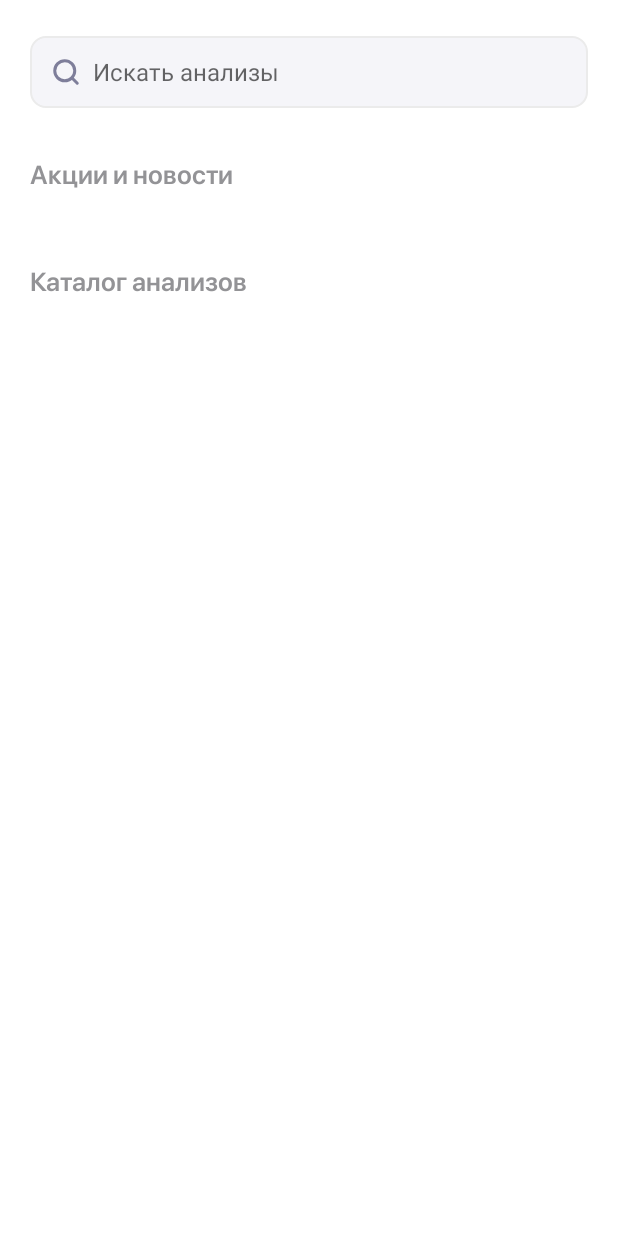
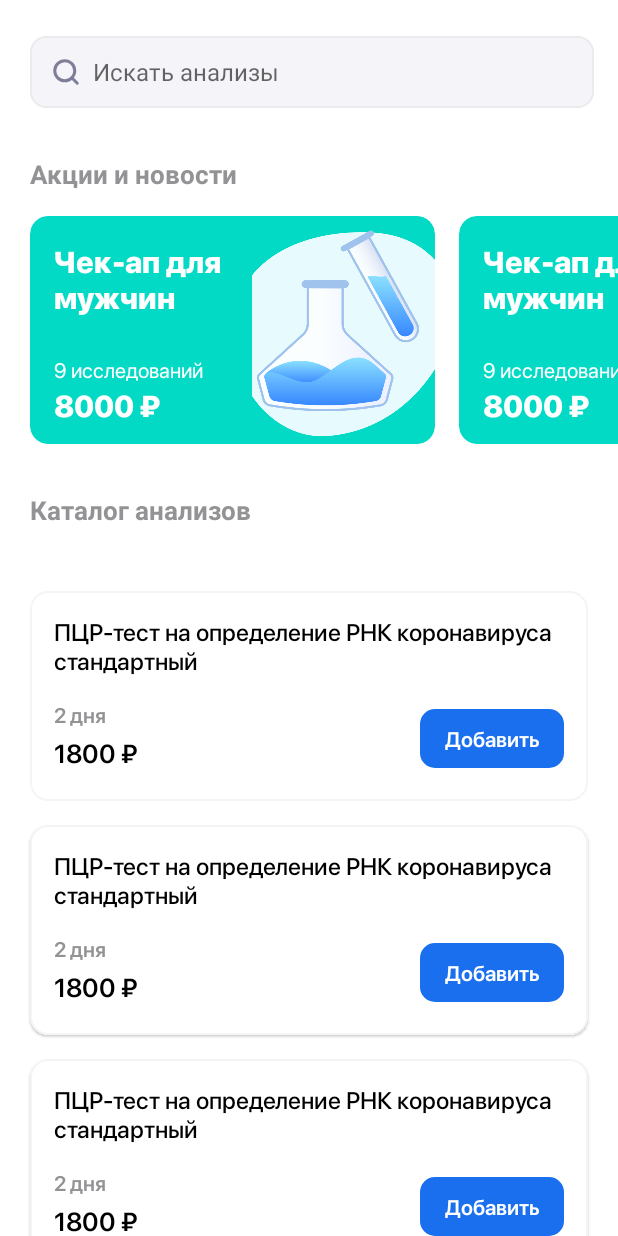
Before and after one commit to ArtemMobile/SmartLab, an Android app: the layout fragment_analyzes.xml on its own in the app's theme, with its tools: preview values and no code run, on a phone screen of 412 x 824 dp. Run offline under Robolectric (Android 15) with nearby library versions, the light colour scheme and no system bars; network calls fail.

Commit message:
profile photo api interaction added, scollview added on analyzes screen

```diff
--- a/app/src/main/AndroidManifest.xml
+++ b/app/src/main/AndroidManifest.xml
@@ -31,6 +31,7 @@
         </activity>
         <activity
             android:name=".view.activities.MainActivity"
+            android:windowSoftInputMode="adjustNothing"
             android:exported="true">
         </activity>
     </application>
--- a/app/src/main/java/com/example/smartlab/view/adapters/CatalogAdapter.kt
+++ b/app/src/main/java/com/example/smartlab/view/adapters/CatalogAdapter.kt
@@ -34,7 +34,7 @@ class CatalogAdapter(
         }
         if (position == catalog.lastIndex) {
             holder.binding.catalogItemRoot.updateLayoutParams<RecyclerView.LayoutParams> {
-                setMargins(context.dpToPx(20), context.dpToPx(20), context.dpToPx(20), context.dpToPx(20))
+                setMargins(context.dpToPx(10), context.dpToPx(20), 0, context.dpToPx(20))
             }
         }
     }
--- a/app/src/main/java/com/example/smartlab/view/fragments/LoginFragment.kt
+++ b/app/src/main/java/com/example/smartlab/view/fragments/LoginFragment.kt
@@ -2,6 +2,7 @@ package com.example.smartlab.view.fragments
 
 import android.os.Bundle
 import android.util.Log
+import android.util.Patterns
 import android.view.LayoutInflater
 import android.view.View
 import android.view.ViewGroup
--- a/app/src/main/res/layout/catalog_item_card.xml
+++ b/app/src/main/res/layout/catalog_item_card.xml
@@ -5,7 +5,7 @@
     android:layout_width="match_parent"
     android:layout_height="wrap_content"
     app:cardCornerRadius="12dp"
-    android:layout_marginHorizontal="20dp"
+    android:layout_marginHorizontal="10dp"
     app:strokeColor="#F4F4F4"
     app:strokeWidth="1dp"
     android:layout_marginTop="16dp"
--- a/app/src/main/res/layout/fragment_analyzes.xml
+++ b/app/src/main/res/layout/fragment_analyzes.xml
@@ -1,18 +1,34 @@
 <?xml version="1.0" encoding="utf-8"?>
-<LinearLayout xmlns:android="http://schemas.android.com/apk/res/android"
+<androidx.swiperefreshlayout.widget.SwipeRefreshLayout xmlns:android="http://schemas.android.com/apk/res/android"
     xmlns:app="http://schemas.android.com/apk/res-auto"
     xmlns:tools="http://schemas.android.com/tools"
     android:layout_width="match_parent"
-    android:layout_height="match_parent"
-    android:orientation="vertical">
+    android:overScrollMode="never"
+    android:layout_height="wrap_content">
+
+    <androidx.core.widget.NestedScrollView
+        android:layout_width="match_parent"
+        android:overScrollMode="never"
+        android:layout_height="wrap_content">
+
+        <FrameLayout
+            android:layout_width="match_parent"
+            android:layout_height="match_parent">
+
+            <LinearLayout
+                android:layout_width="match_parent"
+                android:layout_height="wrap_content"
+                android:layout_marginTop="24dp"
+                android:gravity="center_vertical"
+                android:orientation="horizontal">
 
                 <EditText
                     android:id="@+id/etSearch"
-        android:layout_width="match_parent"
+                    android:layout_width="0dp"
                     android:layout_height="48dp"
-        android:layout_marginHorizontal="20dp"
-        android:layout_marginTop="24dp"
-        android:layout_marginBottom="32dp"
+                    android:layout_marginStart="20dp"
+                    android:layout_marginEnd="16dp"
+                    android:layout_weight="1"
                     android:background="@drawable/single_digit_editor"
                     android:drawableStart="@drawable/search_ic"
                     android:drawablePadding="8dp"
@@ -21,29 +37,30 @@
                     android:textSize="16sp"
                     tools:ignore="RtlSymmetry" />
 
-    <androidx.core.widget.NestedScrollView
-        android:id="@+id/scrollView"
-        android:layout_width="match_parent"
-        android:layout_height="match_parent"
-        android:fillViewport="true"
-        android:overScrollMode="never">
+                <TextView
+                    android:id="@+id/tvCancel"
+                    android:layout_width="wrap_content"
+                    android:layout_height="wrap_content"
+                    android:layout_marginEnd="20dp"
+                    android:text="Отменить"
+                    android:textColor="@color/blue_button"
+                    android:textSize="15sp"
+                    android:visibility="gone" />
+
+            </LinearLayout>
 
             <LinearLayout
                 android:layout_width="match_parent"
                 android:layout_height="match_parent"
-            android:orientation="vertical">
-
-            <LinearLayout
-                android:id="@+id/hideableLayout"
-                android:layout_width="match_parent"
-                android:layout_height="wrap_content"
+                android:id="@+id/mainContainer"
+                android:layout_marginTop="104dp"
                 android:orientation="vertical">
 
                 <TextView
+                    android:id="@+id/tvNews"
                     android:layout_width="wrap_content"
                     android:layout_height="wrap_content"
                     android:layout_marginHorizontal="20dp"
-                    android:fontFamily="@font/sf_pro_semi"
                     android:text="Акции и новости"
                     android:textColor="#939396"
                     android:textSize="17sp"
@@ -53,36 +70,35 @@
                     android:id="@+id/rvNews"
                     android:layout_width="match_parent"
                     android:layout_height="wrap_content"
-                    app:layoutManager="androidx.recyclerview.widget.LinearLayoutManager"
                     android:layout_marginTop="16dp"
+                    android:overScrollMode="never"
                     android:clipToPadding="false"
                     android:orientation="horizontal"
-                    android:overScrollMode="never"
-                    android:paddingHorizontal="20dp" />
+                    android:paddingHorizontal="20dp"
+                    app:layoutManager="androidx.recyclerview.widget.LinearLayoutManager"
+                    tools:listitem="@layout/news_item_card" />
 
                 <TextView
                     android:layout_width="wrap_content"
                     android:layout_height="wrap_content"
                     android:layout_marginHorizontal="20dp"
                     android:layout_marginTop="32dp"
-                    android:fontFamily="@font/sf_pro_semi"
                     android:text="Каталог анализов"
                     android:textColor="#939396"
                     android:textSize="17sp"
                     android:textStyle="bold" />
-            </LinearLayout>
 
                 <HorizontalScrollView
                     android:layout_width="match_parent"
                     android:layout_height="wrap_content"
+                    android:overScrollMode="never"
                     android:scrollbars="none">
 
                     <com.google.android.material.chip.ChipGroup
                         android:id="@+id/chipGroup"
-                    android:layout_width="wrap_content"
+                        android:layout_width="match_parent"
                         android:layout_height="wrap_content"
                         android:layout_marginTop="16dp"
-                    android:overScrollMode="never"
                         android:paddingHorizontal="20dp"
                         app:chipSpacingHorizontal="16dp"
                         app:singleLine="true"
@@ -93,11 +109,13 @@
                     android:id="@+id/rvCatalog"
                     android:layout_width="match_parent"
                     android:layout_height="wrap_content"
+                    android:overScrollMode="never"
+                    android:layout_marginHorizontal="10dp"
+                    android:layout_marginTop="10dp"
                     app:layoutManager="androidx.recyclerview.widget.LinearLayoutManager"
-                android:layout_marginTop="10dp"
-                android:overScrollMode="never" />
+                    android:nestedScrollingEnabled="false"
+                    tools:listitem="@layout/catalog_item_card" />
             </LinearLayout>
-
+        </FrameLayout>
     </androidx.core.widget.NestedScrollView>
-
-</LinearLayout>
+</androidx.swiperefreshlayout.widget.SwipeRefreshLayout>
--- a/app/src/main/res/layout/fragment_profile.xml
+++ b/app/src/main/res/layout/fragment_profile.xml
@@ -126,6 +126,7 @@
                 android:padding="14dp"
                 android:textColor="@color/black"
                 android:textSize="15sp" />
+
         </LinearLayout>
 
         <TextView
@@ -142,6 +143,7 @@
             android:textColor="@color/black"
             android:textSize="15sp"
             app:drawableEndCompat="@drawable/vector" />
+
 
         <com.google.android.material.button.MaterialButton
             android:id="@+id/btnSavePatientCard"
```
Also changed, not shown: app/src/main/java/com/example/smartlab/model/api/SmartLabService.kt (+12 -4 lines), app/src/main/java/com/example/smartlab/view/fragments/AnalyzesFragment.kt (+48 -9 lines), app/src/main/java/com/example/smartlab/view/fragments/CreatePatientCardFragment.kt (+19 -5 lines), app/src/main/java/com/example/smartlab/view/fragments/ProfileFragment.kt (+83 -25 lines), app/src/main/java/com/example/smartlab/viewmodel/AnalyzesViewModel.kt (+4 -4 lines), app/src/main/java/com/example/smartlab/viewmodel/ProfileViewModel.kt (+8 -0 lines), app/src/main/res/layout/fragment_create_patient_card.xml (+4 -3 lines), 1 other file. Lines whose indentation alone changed are shown as unchanged.
